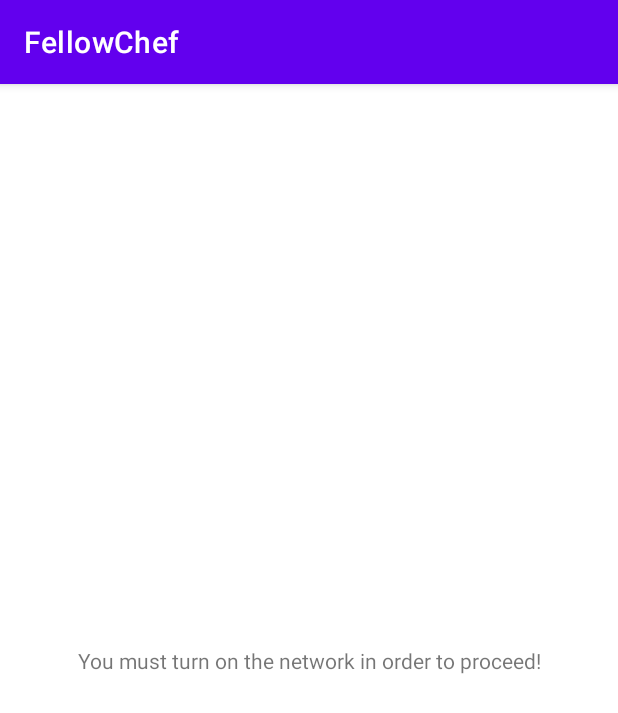
After one commit to alfredbwong/FellowChef, an Android app: the fragment NetworkErrorFragment shown on its own in the app's theme, on a phone screen of 412 x 824 dp. The commit adds this screen. Shown: the top 713 px of the screen. Run offline under Robolectric (Android 15) with nearby library versions, the phone set to English and light mode, and no system bars.

```diff
--- /dev/null
+++ b/app/src/main/java/android/com/fellowchef/NetworkErrorFragment.kt
@@ -0,0 +1,57 @@
+package android.com.fellowchef
+
+import android.os.Bundle
+import androidx.fragment.app.Fragment
+import android.view.LayoutInflater
+import android.view.View
+import android.view.ViewGroup
+
+// TODO: Rename parameter arguments, choose names that match
+// the fragment initialization parameters, e.g. ARG_ITEM_NUMBER
+private const val ARG_PARAM1 = "param1"
+private const val ARG_PARAM2 = "param2"
+
+/**
+ * A simple [Fragment] subclass.
+ * Use the [NetworkErrorFragment.newInstance] factory method to
+ * create an instance of this fragment.
+ */
+class NetworkErrorFragment : Fragment() {
+    // TODO: Rename and change types of parameters
+    private var param1: String? = null
+    private var param2: String? = null
+
+    override fun onCreate(savedInstanceState: Bundle?) {
+        super.onCreate(savedInstanceState)
+        arguments?.let {
+            param1 = it.getString(ARG_PARAM1)
+            param2 = it.getString(ARG_PARAM2)
+        }
+    }
+
+    override fun onCreateView(inflater: LayoutInflater, container: ViewGroup?,
+                              savedInstanceState: Bundle?): View? {
+        // Inflate the layout for this fragment
+        return inflater.inflate(R.layout.fragment_network_error, container, false)
+    }
+
+    companion object {
+        /**
+         * Use this factory method to create a new instance of
+         * this fragment using the provided parameters.
+         *
+         * @param param1 Parameter 1.
+         * @param param2 Parameter 2.
+         * @return A new instance of fragment NetworkErrorFragment.
+         */
+        // TODO: Rename and change types and number of parameters
+        @JvmStatic
+        fun newInstance(param1: String, param2: String) =
+                NetworkErrorFragment().apply {
+                    arguments = Bundle().apply {
+                        putString(ARG_PARAM1, param1)
+                        putString(ARG_PARAM2, param2)
+                    }
+                }
+    }
+}
--- /dev/null
+++ b/app/src/main/res/layout/fragment_network_error.xml
@@ -0,0 +1,23 @@
+<?xml version="1.0" encoding="utf-8"?>
+<androidx.constraintlayout.widget.ConstraintLayout xmlns:android="http://schemas.android.com/apk/res/android"
+    xmlns:app="http://schemas.android.com/apk/res-auto"
+    xmlns:tools="http://schemas.android.com/tools"
+    android:id="@+id/frameLayout"
+    android:layout_width="match_parent"
+    android:layout_height="match_parent"
+    tools:context=".NetworkErrorFragment">
+
+    <!-- TODO: Update blank fragment layout -->
+    <TextView
+        android:id="@+id/textView"
+        android:layout_width="match_parent"
+        android:layout_height="wrap_content"
+        android:text="@string/network_error_text"
+        android:textAlignment="center"
+        app:layout_constraintBottom_toBottomOf="parent"
+        app:layout_constraintEnd_toEndOf="parent"
+        app:layout_constraintHorizontal_bias="0.5"
+        app:layout_constraintStart_toStartOf="parent"
+        app:layout_constraintTop_toTopOf="parent" />
+
+</androidx.constraintlayout.widget.ConstraintLayout>
--- a/app/src/main/res/navigation/mobile_navigation.xml
+++ b/app/src/main/res/navigation/mobile_navigation.xml
@@ -30,4 +30,9 @@
             android:name="selectedRecipe"
             app:argType="android.com.fellowchef.ui.recipe.Recipe" />
     </fragment>
+    <fragment
+        android:id="@+id/networkErrorFragment"
+        android:name="android.com.fellowchef.NetworkErrorFragment"
+        android:label="fragment_network_error"
+        tools:layout="@layout/fragment_network_error" />
 </navigation>
--- a/app/src/main/res/values/strings.xml
+++ b/app/src/main/res/values/strings.xml
@@ -30,4 +30,7 @@
     <string name="serving_size_text">Servings Size : </string>
     <string name="instructions_text">Instructions</string>
     <string name="recipe_detail_action_bar_text">Recipe Detail</string>
+    <!-- TODO: Remove or change this placeholder text -->
+    <string name="hello_blank_fragment">Hello blank fragment</string>
+    <string name="network_error_text">You must turn on the network in order to proceed!</string>
 </resources>
```
Also changed, not shown: app/src/main/java/android/com/fellowchef/MainActivity.kt (+57 -1 lines), app/src/main/java/android/com/fellowchef/network/NetworkMonitorUtil.kt (added, +107 -0 lines), app/src/main/res/layout/activity_main.xml (+10 -2 lines).
